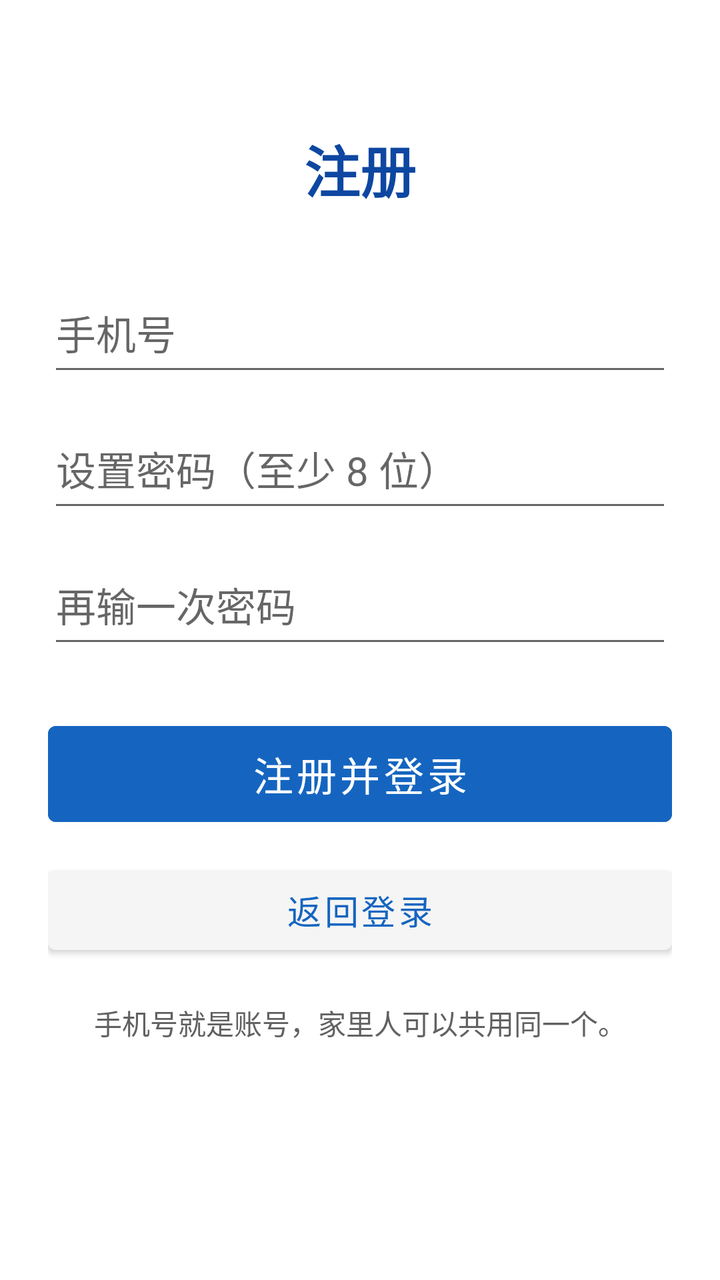
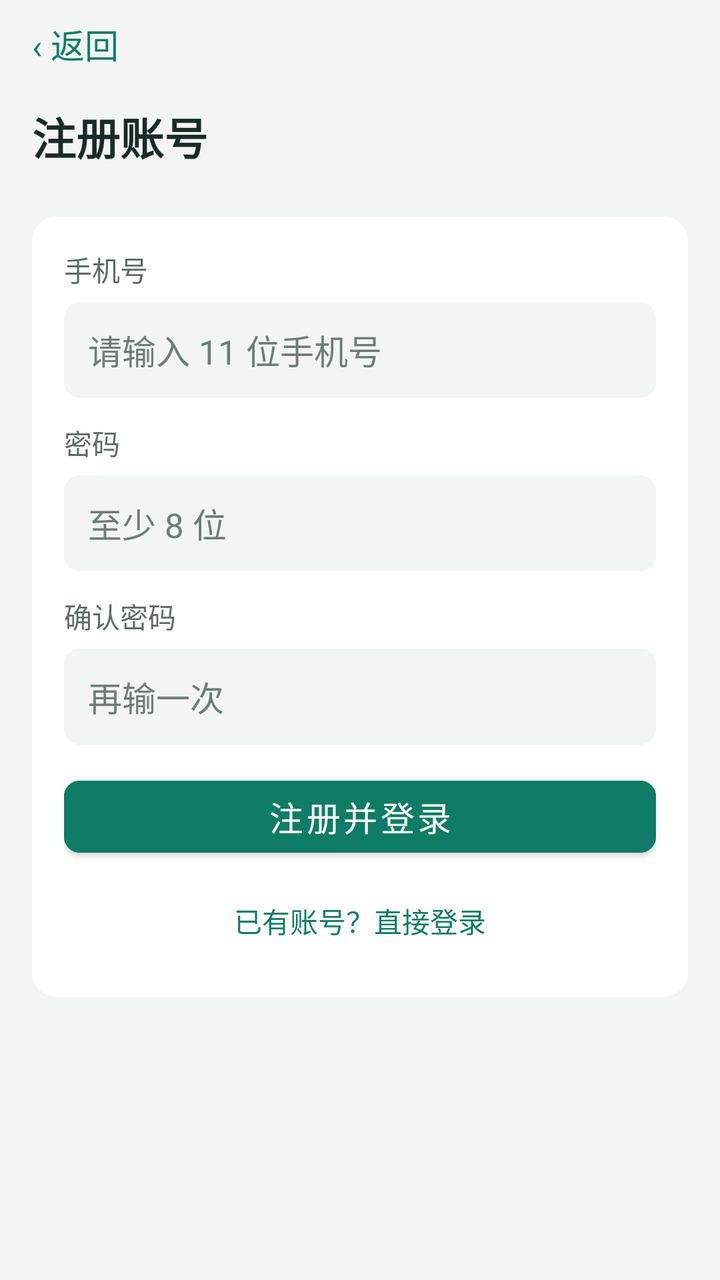

Screens rendered from an Android XML layout before and after an edit, with the pre-edit source and the edit as a unified diff.
<!-- AndroidManifest.xml: application theme Theme.ElderCare.Provision -->
<!-- res/layout/activity_register.xml -->
<?xml version="1.0" encoding="utf-8"?>
<ScrollView xmlns:android="http://schemas.android.com/apk/res/android"
    android:layout_width="match_parent"
    android:layout_height="match_parent"
    android:fillViewport="true">

    <LinearLayout
        android:layout_width="match_parent"
        android:layout_height="wrap_content"
        android:gravity="center_horizontal"
        android:orientation="vertical"
        android:padding="24dp">

        <TextView
            android:layout_width="wrap_content"
            android:layout_height="wrap_content"
            android:layout_marginTop="40dp"
            android:text="@string/register_title"
            android:textColor="@color/brand_dark"
            android:textSize="28sp"
            android:textStyle="bold" />

        <EditText
            android:id="@+id/etPhone"
            android:layout_width="match_parent"
            android:layout_height="56dp"
            android:layout_marginTop="32dp"
            android:hint="@string/hint_phone"
            android:importantForAutofill="no"
            android:inputType="phone"
            android:maxLength="11"
            android:textSize="20sp" />

        <EditText
            android:id="@+id/etPassword"
            android:layout_width="match_parent"
            android:layout_height="56dp"
            android:layout_marginTop="12dp"
            android:hint="@string/hint_password_new"
            android:importantForAutofill="no"
            android:inputType="textPassword"
            android:textSize="20sp" />

        <EditText
            android:id="@+id/etPasswordConfirm"
            android:layout_width="match_parent"
            android:layout_height="56dp"
            android:layout_marginTop="12dp"
            android:hint="@string/hint_password_confirm"
            android:importantForAutofill="no"
            android:inputType="textPassword"
            android:textSize="20sp" />

        <Button
            android:id="@+id/btnRegister"
            android:layout_width="match_parent"
            android:layout_height="60dp"
            android:layout_marginTop="28dp"
            android:backgroundTint="@color/brand"
            android:text="@string/action_register_and_login"
            android:textSize="20sp" />

        <Button
            android:id="@+id/btnBackToLogin"
            android:layout_width="match_parent"
            android:layout_height="52dp"
            android:layout_marginTop="12dp"
            android:backgroundTint="@color/surface_alt"
            android:text="@string/action_back_to_login"
            android:textColor="@color/brand"
            android:textSize="17sp" />

        <TextView
            android:layout_width="match_parent"
            android:layout_height="wrap_content"
            android:layout_marginTop="20dp"
            android:gravity="center"
            android:text="@string/register_note"
            android:textColor="@color/muted"
            android:textSize="14sp" />
    </LinearLayout>
</ScrollView>
<!-- resources referenced by this layout -->
<resources>
  <color name="brand">#1565C0</color>
  <color name="brand_dark">#0D47A1</color>
  <color name="muted">#616161</color>
  <color name="surface_alt">#F5F5F5</color>
  <string name="action_back_to_login">返回登录</string>
  <string name="action_register_and_login">注册并登录</string>
  <string name="hint_password_confirm">再输一次密码</string>
  <string name="hint_password_new">设置密码（至少 8 位）</string>
  <string name="hint_phone">手机号</string>
  <string name="register_note">手机号就是账号，家里人可以共用同一个。</string>
  <string name="register_title">注册</string>
  <style name="Theme.ElderCare.Provision" parent="Theme.MaterialComponents.DayNight.NoActionBar">
          <item name="colorPrimary">@color/brand</item>
          <item name="colorPrimaryDark">@color/brand_dark</item>
          <item name="colorAccent">@color/brand</item>
          <item name="android:textSize">16sp</item>
          <item name="android:windowBackground">@color/white</item>
      </style>
  <color name="white">#FFFFFFFF</color>
</resources>

<!-- the commit's change to res/layout/activity_register.xml (unified diff, before → after) -->
@@ -1,82 +1,167 @@
 <?xml version="1.0" encoding="utf-8"?>
-<ScrollView xmlns:android="http://schemas.android.com/apk/res/android"
+<LinearLayout xmlns:android="http://schemas.android.com/apk/res/android"
+    xmlns:app="http://schemas.android.com/apk/res-auto"
     android:layout_width="match_parent"
     android:layout_height="match_parent"
-    android:fillViewport="true">
+    android:background="@color/page_bg"
+    android:orientation="vertical">
 
-    <LinearLayout
+    <TextView
+        android:id="@+id/tvBack"
         android:layout_width="match_parent"
-        android:layout_height="wrap_content"
-        android:gravity="center_horizontal"
-        android:orientation="vertical"
-        android:padding="24dp">
+        android:layout_height="@dimen/touch_min"
+        android:background="?attr/selectableItemBackground"
+        android:gravity="center_vertical"
+        android:paddingStart="@dimen/page_padding"
+        android:paddingEnd="@dimen/page_padding"
+        android:text="@string/back_label"
+        android:textColor="@color/color_primary"
+        android:textSize="@dimen/font_body" />
 
-        <TextView
-            android:layout_width="wrap_content"
-            android:layout_height="wrap_content"
-            android:layout_marginTop="40dp"
-            android:text="@string/register_title"
-            android:textColor="@color/brand_dark"
-            android:textSize="28sp"
-            android:textStyle="bold" />
+    <ScrollView
+        android:layout_width="match_parent"
+        android:layout_height="0dp"
+        android:layout_weight="1"
+        android:fillViewport="true">
 
-        <EditText
-            android:id="@+id/etPhone"
-            android:layout_width="match_parent"
-            android:layout_height="56dp"
-            android:layout_marginTop="32dp"
-            android:hint="@string/hint_phone"
-            android:importantForAutofill="no"
-            android:inputType="phone"
-            android:maxLength="11"
-            android:textSize="20sp" />
-
-        <EditText
-            android:id="@+id/etPassword"
-            android:layout_width="match_parent"
-            android:layout_height="56dp"
-            android:layout_marginTop="12dp"
-            android:hint="@string/hint_password_new"
-            android:importantForAutofill="no"
-            android:inputType="textPassword"
-            android:textSize="20sp" />
-
-        <EditText
-            android:id="@+id/etPasswordConfirm"
-            android:layout_width="match_parent"
-            android:layout_height="56dp"
-            android:layout_marginTop="12dp"
-            android:hint="@string/hint_password_confirm"
-            android:importantForAutofill="no"
-            android:inputType="textPassword"
-            android:textSize="20sp" />
-
-        <Button
-            android:id="@+id/btnRegister"
-            android:layout_width="match_parent"
-            android:layout_height="60dp"
-            android:layout_marginTop="28dp"
-            android:backgroundTint="@color/brand"
-            android:text="@string/action_register_and_login"
-            android:textSize="20sp" />
-
-        <Button
-            android:id="@+id/btnBackToLogin"
-            android:layout_width="match_parent"
-            android:layout_height="52dp"
-            android:layout_marginTop="12dp"
-            android:backgroundTint="@color/surface_alt"
-            android:text="@string/action_back_to_login"
-            android:textColor="@color/brand"
-            android:textSize="17sp" />
-
-        <TextView
+        <LinearLayout
             android:layout_width="match_parent"
             android:layout_height="wrap_content"
-            android:layout_marginTop="20dp"
-            android:gravity="center"
-            android:text="@string/register_note"
-            android:textColor="@color/muted"
-            android:textSize="14sp" />
-    </LinearLayout>
-</ScrollView>
+            android:orientation="vertical"
+            android:paddingStart="@dimen/page_padding"
+            android:paddingEnd="@dimen/page_padding"
+            android:paddingBottom="@dimen/page_padding">
+
+            <TextView
+                android:id="@+id/tvTitle"
+                android:layout_width="match_parent"
+                android:layout_height="wrap_content"
+                android:layout_marginTop="8dp"
+                android:layout_marginBottom="24dp"
+                android:text="@string/register_title"
+                android:textColor="@color/text_primary"
+                android:textSize="@dimen/font_title"
+                android:textStyle="bold" />
+
+            <LinearLayout
+                android:layout_width="match_parent"
+                android:layout_height="wrap_content"
+                android:background="@drawable/bg_card"
+                android:orientation="vertical"
+                android:padding="@dimen/card_padding">
+
+                <TextView
+                    android:layout_width="match_parent"
+                    android:layout_height="wrap_content"
+                    android:text="@string/label_phone"
+                    android:textColor="@color/text_secondary"
+                    android:textSize="@dimen/font_caption" />
+
+                <EditText
+                    android:id="@+id/etPhone"
+                    android:layout_width="match_parent"
+                    android:layout_height="@dimen/input_height"
+                    android:layout_marginTop="6dp"
+                    android:background="@drawable/bg_input"
+                    android:hint="@string/phone_bad"
+                    android:importantForAutofill="no"
+                    android:inputType="number"
+                    android:maxLength="11"
+                    android:maxLines="1"
+                    android:paddingStart="12dp"
+                    android:paddingTop="0dp"
+                    android:paddingEnd="12dp"
+                    android:paddingBottom="0dp"
+                    android:textColor="@color/text_primary"
+                    android:textColorHint="@color/text_hint"
+                    android:textSize="@dimen/font_body" />
+
+                <TextView
+                    android:layout_width="match_parent"
+                    android:layout_height="wrap_content"
+                    android:layout_marginTop="12dp"
+                    android:text="@string/label_password"
+                    android:textColor="@color/text_secondary"
+                    android:textSize="@dimen/font_caption" />
+
+                <EditText
+                    android:id="@+id/etPassword"
+                    android:layout_width="match_parent"
+                    android:layout_height="@dimen/input_height"
+                    android:layout_marginTop="6dp"
+                    android:background="@drawable/bg_input"
+                    android:hint="@string/hint_pwd_min8"
+                    android:importantForAutofill="no"
+                    android:inputType="textPassword"
+                    android:maxLength="64"
+                    android:maxLines="1"
+                    android:paddingStart="12dp"
+                    android:paddingTop="0dp"
+                    android:paddingEnd="12dp"
+                    android:paddingBottom="0dp"
+                    android:textColor="@color/text_primary"
+                    android:textColorHint="@color/text_hint"
+                    android:textSize="@dimen/font_body" />
+
+                <TextView
+                    android:layout_width="match_parent"
+                    android:layout_height="wrap_content"
+                    android:layout_marginTop="12dp"
+                    android:text="@string/label_password2"
+                    android:textColor="@color/text_secondary"
+                    android:textSize="@dimen/font_caption" />
+
+                <EditText
+                    android:id="@+id/etPasswordConfirm"
+                    android:layout_width="match_parent"
+                    android:layout_height="@dimen/input_height"
+                    android:layout_marginTop="6dp"
+                    android:background="@drawable/bg_input"
+                    android:hint="@string/hint_pwd_again"
+                    android:importantForAutofill="no"
+                    android:inputType="textPassword"
+                    android:maxLength="64"
+                    android:maxLines="1"
+                    android:paddingStart="12dp"
+                    android:paddingTop="0dp"
+                    android:paddingEnd="12dp"
+                    android:paddingBottom="0dp"
+                    android:textColor="@color/text_primary"
+                    android:textColorHint="@color/text_hint"
+                    android:textSize="@dimen/font_body" />
+
+                <TextView
+                    android:id="@+id/tvError"
+                    android:layout_width="match_parent"
+                    android:layout_height="wrap_content"
+                    android:layout_marginTop="8dp"
+                    android:textColor="@color/level2_text"
+                    android:textSize="@dimen/font_caption"
+                    android:visibility="gone" />
+
+                <com.google.android.material.button.MaterialButton
+                    android:id="@+id/btnRegister"
+                    android:layout_width="match_parent"
+                    android:layout_height="@dimen/btn_height"
+                    android:layout_marginTop="12dp"
+                    android:backgroundTint="@color/color_primary_fill"
+                    android:text="@string/btn_register_and_in"
+                    android:textAllCaps="false"
+                    android:textColor="@color/on_accent"
+                    android:textSize="@dimen/font_body"
+                    app:cornerRadius="@dimen/btn_radius" />
+
+                <TextView
+                    android:id="@+id/tvGoLogin"
+                    android:layout_width="match_parent"
+                    android:layout_height="@dimen/touch_min"
+                    android:layout_marginTop="6dp"
+                    android:background="?attr/selectableItemBackground"
+                    android:gravity="center"
+                    android:text="@string/go_login"
+                    android:textColor="@color/color_primary"
+                    android:textSize="@dimen/font_caption" />
+            </LinearLayout>
+        </LinearLayout>
+    </ScrollView>
+</LinearLayout>
<!-- resource entries referenced after the edit -->
@@ -1,23 +1,54 @@
 <!-- resources referenced by this layout -->
 <resources>
-  <color name="brand">#1565C0</color>
-  <color name="brand_dark">#0D47A1</color>
-  <color name="muted">#616161</color>
-  <color name="surface_alt">#F5F5F5</color>
-  <string name="action_back_to_login">返回登录</string>
-  <string name="action_register_and_login">注册并登录</string>
-  <string name="hint_password_confirm">再输一次密码</string>
-  <string name="hint_password_new">设置密码（至少 8 位）</string>
-  <string name="hint_phone">手机号</string>
-  <string name="register_note">手机号就是账号，家里人可以共用同一个。</string>
-  <string name="register_title">注册</string>
+  <color name="color_primary">#0E7C66</color>
+  <color name="color_primary_fill">#0E7C66</color>
+  <color name="level2_text">#B02A2A</color>
+  <color name="on_accent">#FFFFFF</color>
+  <color name="page_bg">#F2F5F4</color>
+  <color name="text_hint">#6E7C77</color>
+  <color name="text_primary">#1B2A26</color>
+  <color name="text_secondary">#5C6B66</color>
+  <dimen name="btn_height">48dp</dimen>
+  <dimen name="btn_radius">8dp</dimen>
+  <dimen name="card_padding">16dp</dimen>
+  <dimen name="font_body">17sp</dimen>
+  <dimen name="font_caption">14sp</dimen>
+  <dimen name="font_title">22sp</dimen>
+  <dimen name="input_height">48dp</dimen>
+  <dimen name="page_padding">16dp</dimen>
+  <dimen name="touch_min">44dp</dimen>
+  <!-- drawable bg_card (drawable) -->
+  <?xml version="1.0" encoding="utf-8"?>
+  <shape xmlns:android="http://schemas.android.com/apk/res/android" android:shape="rectangle">
+      <solid android:color="@color/color_surface" />
+      <corners android:radius="@dimen/card_radius" />
+  </shape>
+  <!-- drawable bg_input (drawable) -->
+  <?xml version="1.0" encoding="utf-8"?>
+  <shape xmlns:android="http://schemas.android.com/apk/res/android" android:shape="rectangle">
+      <solid android:color="@color/page_bg" />
+      <corners android:radius="@dimen/btn_radius" />
+  </shape>
+  <string name="back_label">‹ 返回</string>
+  <string name="btn_register_and_in">注册并登录</string>
+  <string name="go_login">已有账号？直接登录</string>
+  <string name="hint_pwd_again">再输一次</string>
+  <string name="hint_pwd_min8">至少 8 位</string>
+  <string name="label_password">密码</string>
+  <string name="label_password2">确认密码</string>
+  <string name="label_phone">手机号</string>
+  <string name="phone_bad">请输入 11 位手机号</string>
+  <color name="brand">#0E7C66</color>
+  <color name="brand_dark">#1B2A26</color>
+  <string name="register_title">注册账号</string>
   <style name="Theme.ElderCare.Provision" parent="Theme.MaterialComponents.DayNight.NoActionBar">
-          <item name="colorPrimary">@color/brand</item>
+          <item name="colorPrimary">@color/color_primary</item>
           <item name="colorPrimaryDark">@color/brand_dark</item>
           <item name="colorAccent">@color/brand</item>
           <item name="android:textSize">16sp</item>
-          <item name="android:windowBackground">@color/white</item>
+          <item name="android:windowBackground">@color/page_bg</item>
       </style>
-  <color name="white">#FFFFFFFF</color>
+  <color name="color_surface">#FFFFFF</color>
+  <dimen name="card_radius">12dp</dimen>
 </resources>
 
